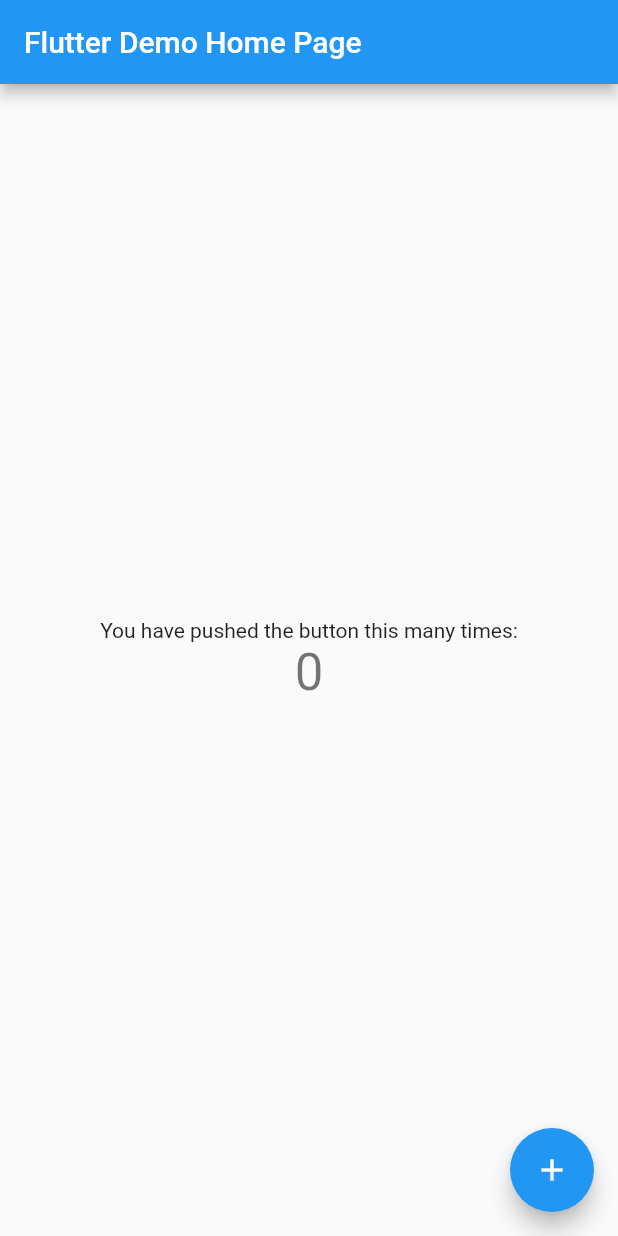
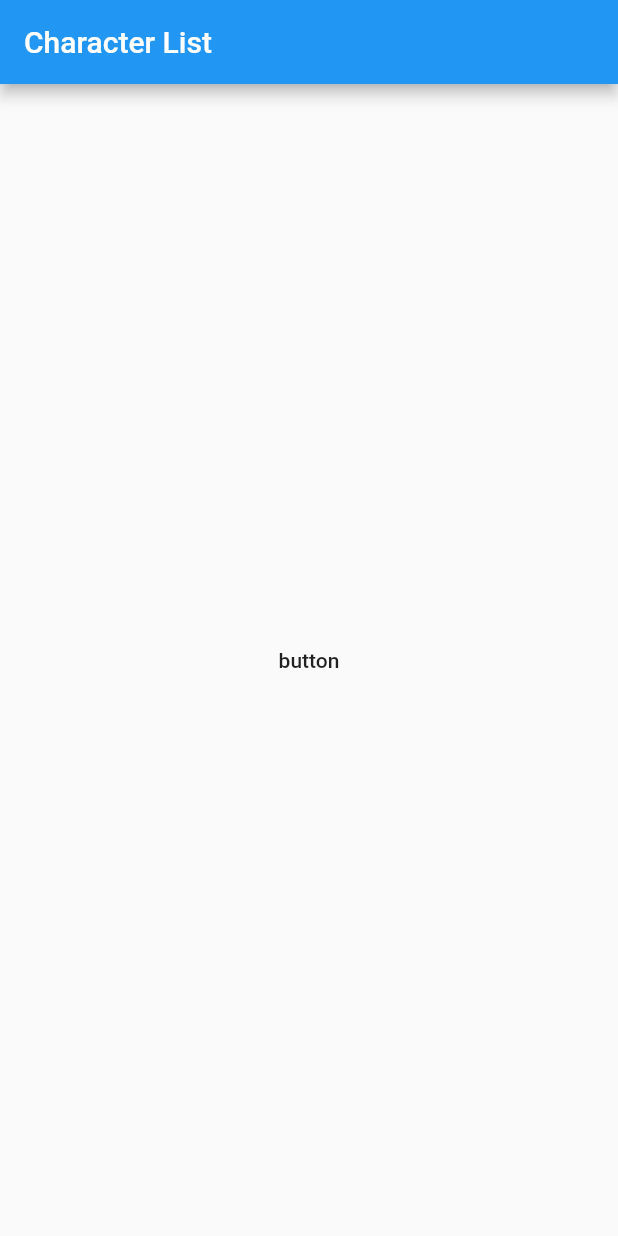
Before and after one commit to 330939204/DndCharactor, a Flutter app: the screen it shows after launch, on a phone screen of 412 x 824 dp. Run offline on Flutter 3.47's test engine with Material 2 defaults, Android fonts, the phone set to English and light mode, and no system bars.

Commit message:
MOD 增加多语言资源

```diff
--- /dev/null
+++ b/dnd_charactor/lib/localization/translations.dart
@@ -0,0 +1,61 @@
+import 'dart:async';
+import 'dart:convert';
+
+import 'package:flutter/material.dart';
+import 'package:flutter/services.dart' show rootBundle;
+import 'package:flutter/widgets.dart';
+
+class Translations {
+  factory Translations() => _getInstance();
+
+  static Translations get instance => _getInstance();
+  static Translations _instance;
+
+  Translations._internal();
+
+  static Translations _getInstance() {
+    if (_instance == null) {
+      _instance = new Translations._internal();
+    }
+    return _instance;
+  }
+
+  Locale locale;
+
+  Map<dynamic, dynamic> _localizedValue;
+
+  setUp(Locale locale, String jsonContent) {
+    this.locale = locale;
+    _localizedValue = json.decode(jsonContent);
+  }
+
+  static Translations of(BuildContext context) {
+    return Localizations.of(context, Translations);
+  }
+
+  static String text(String key) =>
+      _getInstance()._localizedValue[key] ?? '$key not found';
+
+  static Future<Translations> load(Locale locale) async {
+    String jsonContent =
+        await rootBundle.loadString("locale/i18n_${locale.languageCode}.json");
+    _getInstance().setUp(locale, jsonContent);
+    return _getInstance();
+  }
+
+  get currentLanguage => locale.languageCode;
+}
+
+class TranslationDelegate extends LocalizationsDelegate<Translations> {
+  static TranslationDelegate delegate = TranslationDelegate();
+  const TranslationDelegate();
+
+  @override
+  bool isSupported(Locale locale) => ['en', 'zh'].contains(locale.languageCode);
+
+  @override
+  Future<Translations> load(Locale locale) => Translations.load(locale);
+
+  @override
+  bool shouldReload(LocalizationsDelegate<Translations> old) => false;
+}
--- a/dnd_charactor/lib/main.dart
+++ b/dnd_charactor/lib/main.dart
@@ -1,4 +1,10 @@
+import 'dart:async';
+
 import 'package:flutter/material.dart';
+import 'package:flutter_localizations/flutter_localizations.dart';
+
+import 'localization/translations.dart';
+import 'widget/myCharacters.dart';
 
 void main() => runApp(MyApp());
 
@@ -20,92 +26,13 @@ class MyApp extends StatelessWidget {
         // is not restarted.
         primarySwatch: Colors.blue,
       ),
-      home: MyHomePage(title: 'Flutter Demo Home Page'),
+      home: MyCharactersWidget(),
+      localizationsDelegates: [
+        GlobalMaterialLocalizations.delegate,
+        GlobalWidgetsLocalizations.delegate,
+        TranslationDelegate.delegate
+      ],
+      supportedLocales: [const Locale('zh', 'CH'), const Locale('en', 'US')],
     );
   }
 }
-
-class MyHomePage extends StatefulWidget {
-  MyHomePage({Key key, this.title}) : super(key: key);
-
-  // This widget is the home page of your application. It is stateful, meaning
-  // that it has a State object (defined below) that contains fields that affect
-  // how it looks.
-
-  // This class is the configuration for the state. It holds the values (in this
-  // case the title) provided by the parent (in this case the App widget) and
-  // used by the build method of the State. Fields in a Widget subclass are
-  // always marked "final".
-
-  final String title;
-
-  @override
-  _MyHomePageState createState() => _MyHomePageState();
-}
-
-class _MyHomePageState extends State<MyHomePage> {
-  int _counter = 0;
-
-  void _incrementCounter() {
-    setState(() {
-      // This call to setState tells the Flutter framework that something has
-      // changed in this State, which causes it to rerun the build method below
-      // so that the display can reflect the updated values. If we changed
-      // _counter without calling setState(), then the build method would not be
-      // called again, and so nothing would appear to happen.
-      _counter++;
-    });
-  }
-
-  @override
-  Widget build(BuildContext context) {
-    // This method is rerun every time setState is called, for instance as done
-    // by the _incrementCounter method above.
-    //
-    // The Flutter framework has been optimized to make rerunning build methods
-    // fast, so that you can just rebuild anything that needs updating rather
-    // than having to individually change instances of widgets.
-    return Scaffold(
-      appBar: AppBar(
-        // Here we take the value from the MyHomePage object that was created by
-        // the App.build method, and use it to set our appbar title.
-        title: Text(widget.title),
-      ),
-      body: Center(
-        // Center is a layout widget. It takes a single child and positions it
-        // in the middle of the parent.
-        child: Column(
-          // Column is also layout widget. It takes a list of children and
-          // arranges them vertically. By default, it sizes itself to fit its
-          // children horizontally, and tries to be as tall as its parent.
-          //
-          // Invoke "debug painting" (press "p" in the console, choose the
-          // "Toggle Debug Paint" action from the Flutter Inspector in Android
-          // Studio, or the "Toggle Debug Paint" command in Visual Studio Code)
-          // to see the wireframe for each widget.
-          //
-          // Column has various properties to control how it sizes itself and
-          // how it positions its children. Here we use mainAxisAlignment to
-          // center the children vertically; the main axis here is the vertical
-          // axis because Columns are vertical (the cross axis would be
-          // horizontal).
-          mainAxisAlignment: MainAxisAlignment.center,
-          children: <Widget>[
-            Text(
-              'You have pushed the button this many times:',
-            ),
-            Text(
-              '$_counter',
-              style: Theme.of(context).textTheme.display1,
-            ),
-          ],
-        ),
-      ),
-      floatingActionButton: FloatingActionButton(
-        onPressed: _incrementCounter,
-        tooltip: 'Increment',
-        child: Icon(Icons.add),
-      ), // This trailing comma makes auto-formatting nicer for build methods.
-    );
-  }
-}
--- /dev/null
+++ b/dnd_charactor/lib/widget/myCharacters.dart
@@ -0,0 +1,24 @@
+import 'package:dnd_charactor/localization/translations.dart';
+import 'package:flutter/material.dart';
+
+class MyCharactersWidget extends StatelessWidget {
+  @override
+  Widget build(BuildContext context) {
+    return new Scaffold(
+      appBar: AppBar(
+        title: new Text(Translations.text("characterList")),
+      ),
+      body: Center(
+        child: MaterialButton(
+            child: new Text("button"),
+            onPressed: () {
+              showDatePicker(
+                  context: context,
+                  initialDate: DateTime.now(),
+                  firstDate: DateTime(2018),
+                  lastDate: DateTime(2030));
+            }),
+      ),
+    );
+  }
+}
--- /dev/null
+++ b/dnd_charactor/locale/i18n_en.json
@@ -0,0 +1,3 @@
+{
+  "characterList": "Character List"
+}
--- /dev/null
+++ b/dnd_charactor/locale/i18n_zh.json
@@ -0,0 +1,3 @@
+{
+  "characterList": "角色列表"
+}
--- a/dnd_charactor/pubspec.yaml
+++ b/dnd_charactor/pubspec.yaml
@@ -18,6 +18,8 @@ environment:
 
 dependencies:
   flutter:
+    sdk: flutter
+  flutter_localizations:
     sdk: flutter
 
   # The following adds the Cupertino Icons font to your application.
@@ -44,6 +46,9 @@ flutter:
   # assets:
   #  - images/a_dot_burr.jpeg
   #  - images/a_dot_ham.jpeg
+  assets:
+    - images/
+    - locale/
 
   # An image asset can refer to one or more resolution-specific "variants", see
   # https://flutter.io/assets-and-images/#resolution-aware.
```
Also changed, not shown: dnd_charactor/pubspec.lock.
